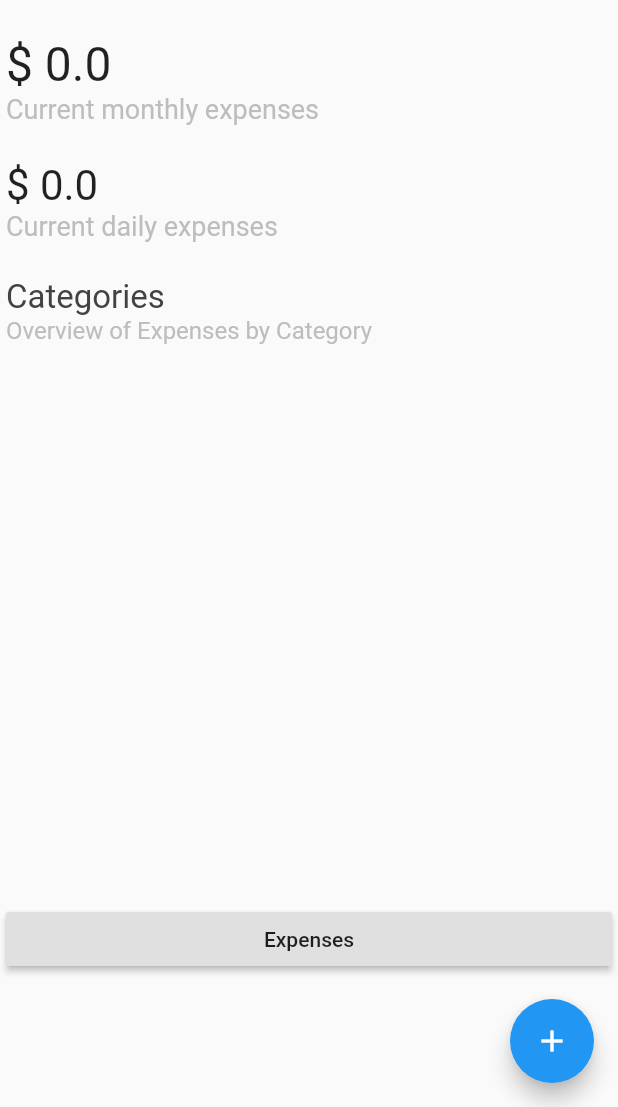
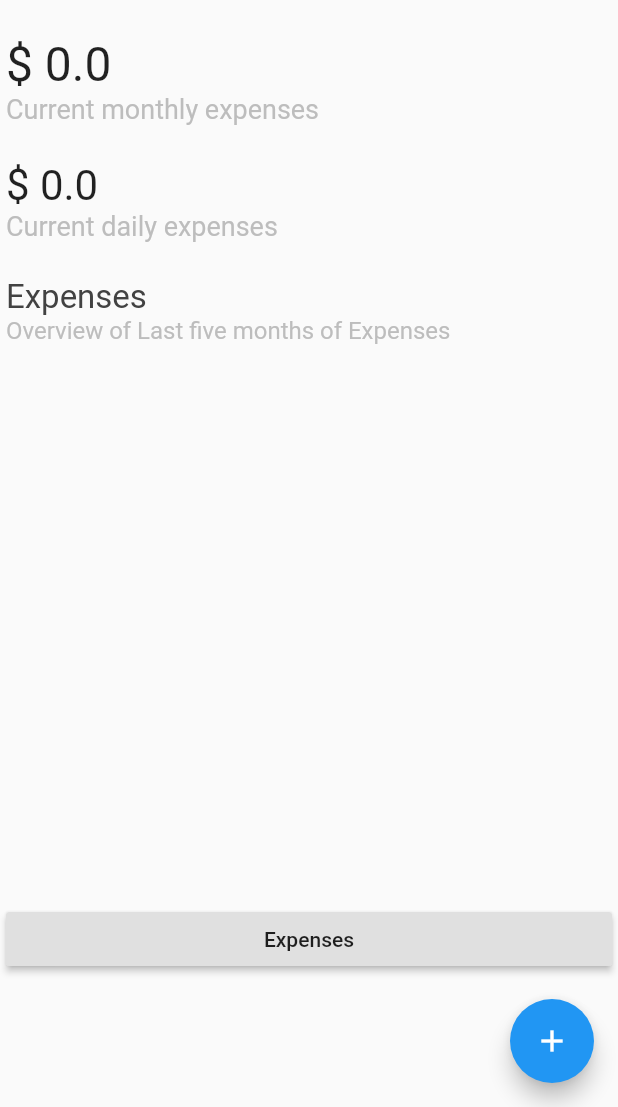
Before and after one commit to serg3vr/nomoni-app, a Flutter app: the Dashboard screen opened by its route, on a phone screen of 412 x 824 dp, the part 129-1236 px from its top. Run offline on Flutter 3.47's test engine with Material 2 defaults, Android fonts, the phone set to English and light mode, and no system bars; our stand-ins replace flutter_slidable, shared_preferences; accounts and stored records are empty; network calls fail.

Commit message:
Cambiar etiqueta

```diff
--- a/lib/pages/dashboard.dart
+++ b/lib/pages/dashboard.dart
@@ -17,6 +17,7 @@ class Dashboard extends StatefulWidget {
 class _DashboardState extends State<Dashboard> {
 
   List<dynamic> expensesList = [];
+  List<dynamic> typesList = [];
   Future future;
   double dailyAmount = 0;
   double monthlyAmount = 0;
@@ -137,7 +138,7 @@ class _DashboardState extends State<Dashboard> {
                 //////////////////////////////////////////////////
                 //////////////////////////////////////////////////
                 Text(
-                  'Categories',
+                  'Expenses',
                   // textAlign: TextAlign.center,
                   overflow: TextOverflow.ellipsis,
                   style: TextStyle(
@@ -147,7 +148,7 @@ class _DashboardState extends State<Dashboard> {
                   ),
                 ),
                 Text(
-                  'Overview of Expenses by Category',
+                  'Overview of Last five months of Expenses',
                   // textAlign: TextAlign.center,
                   overflow: TextOverflow.ellipsis,
                   style: TextStyle(
```
